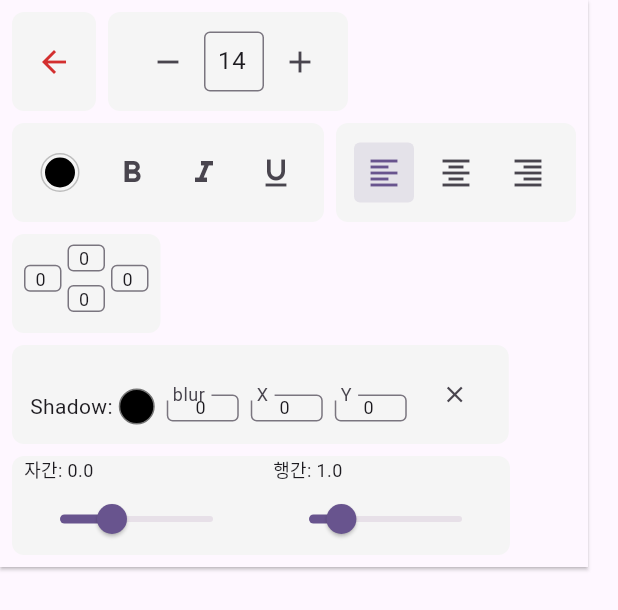
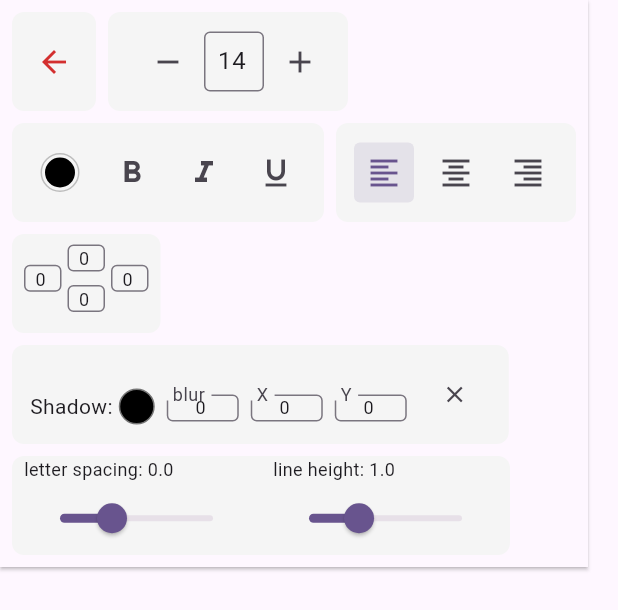
Before and after one commit to cretaDomain/rich_text_editor, a Flutter app: the Toolbar widget shown alone on an empty page, opened directly with empty values, on a phone screen of 412 x 824 dp. Shown: the top 610 px of the screen. Run offline on Flutter 3.47's test engine with Material 3 defaults, Android fonts, the phone set to English and light mode, and no system bars; our stand-ins replace flutter_colorpicker.

Commit message:
11th modify

```diff
--- a/lib/src/widgets/shadow_settings.dart
+++ b/lib/src/widgets/shadow_settings.dart
@@ -163,7 +163,7 @@ class _ShadowSettingsState extends State<ShadowSettings> {
           IconButton(
             icon: const Icon(Icons.clear, size: 18),
             onPressed: () => widget.onChanged(null),
-            tooltip: '그림자 제거',
+            tooltip: 'cancel',
             padding: EdgeInsets.zero,
             constraints: const BoxConstraints(),
           ),
--- a/lib/src/widgets/toolbar.dart
+++ b/lib/src/widgets/toolbar.dart
@@ -288,7 +288,7 @@ class _ToolbarState extends State<Toolbar> {
             buildToolGroup(
               children: [
                 _buildSpacingSlider(
-                  label: '자간',
+                  label: 'letter spacing',
                   value: widget.controller.currentStyle.letterSpacing ?? 0.0,
                   onChanged: widget.onChangeLetterSpacing,
                   min: -5.0,
@@ -297,10 +297,10 @@ class _ToolbarState extends State<Toolbar> {
                 ),
                 const SizedBox(width: 16),
                 _buildSpacingSlider(
-                  label: '행간',
+                  label: 'line height',
                   value: widget.controller.currentStyle.height ?? 1.0,
                   onChanged: widget.onChangeLineHeight,
-                  min: 0.5,
+                  min: 0.1,
                   max: 3.0,
                   divisions: 25,
                 ),
```
